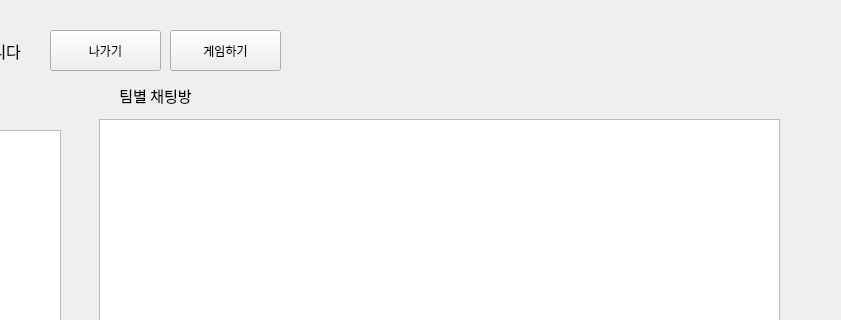
Above: ui/chat.ui from dustn011/networkProject before the change; both pictures show x 160 to 1001 and y 0 to 320 of the 1001 by 711 pixel window. Below: the same form after it.
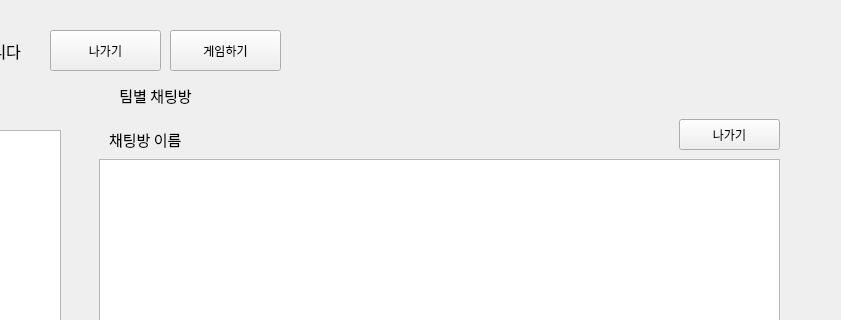
That is the form after the change. The open tabs and pages were chosen to show the change.

Commit message: 02.01 팀별 채팅방 ui 수정

Diff of the .ui file:
```diff
--- a/ui/chat.ui
+++ b/ui/chat.ui
@@ -271,9 +271,9 @@
        <property name="geometry">
         <rect>
          <x>10</x>
-         <y>10</y>
+         <y>50</y>
          <width>681</width>
-         <height>231</height>
+         <height>191</height>
         </rect>
        </property>
       </widget>
@@ -300,6 +300,41 @@
         <string>전송</string>
        </property>
       </widget>
+      <widget class="QLabel" name="label_teamChatName">
+       <property name="geometry">
+        <rect>
+         <x>20</x>
+         <y>20</y>
+         <width>311</width>
+         <height>21</height>
+        </rect>
+       </property>
+       <property name="font">
+        <font>
+         <family>맑은 고딕</family>
+         <pointsize>11</pointsize>
+        </font>
+       </property>
+       <property name="text">
+        <string>채팅방 이름</string>
+       </property>
+       <property name="alignment">
+        <set>Qt::AlignLeading|Qt::AlignLeft|Qt::AlignVCenter</set>
+       </property>
+      </widget>
+      <widget class="QPushButton" name="btn_leaveTeamChat">
+       <property name="geometry">
+        <rect>
+         <x>590</x>
+         <y>10</y>
+         <width>101</width>
+         <height>31</height>
+        </rect>
+       </property>
+       <property name="text">
+        <string>나가기</string>
+       </property>
+      </widget>
      </widget>
     </widget>
     <widget class="QLabel" name="label_4">
```
